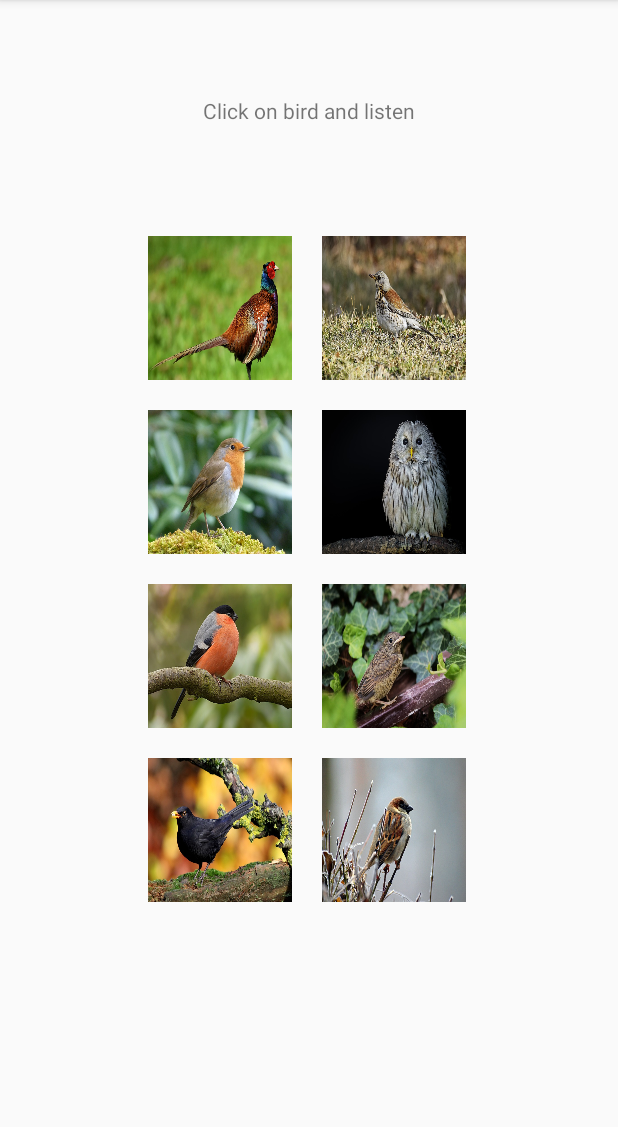
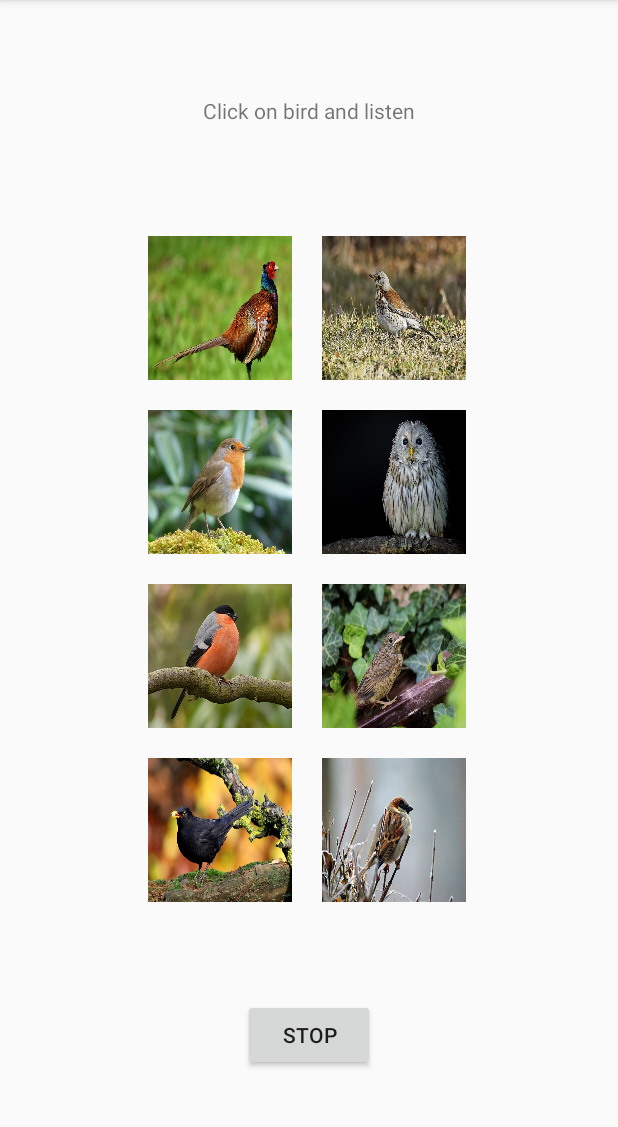
Before and after one commit to IStepien/BirdsVoices, an Android app: the screen it shows after launch (MainActivity), after a tap on an icon or button, on a phone screen of 412 x 824 dp, the part 84-1211 px from its top. Run offline under Robolectric (Android 15) with nearby library versions, the phone set to English and light mode, and no system bars.

Commit message:
Play method simplified

```diff
--- a/app/src/main/java/com/example/birdsvoices/MainActivity.java
+++ b/app/src/main/java/com/example/birdsvoices/MainActivity.java
@@ -6,8 +6,7 @@ import android.media.MediaPlayer;
 import android.os.Bundle;
 import android.util.Log;
 import android.view.View;
-import android.widget.GridLayout;
-import android.widget.ImageView;
+
 
 public class MainActivity extends AppCompatActivity {
 
@@ -18,49 +17,24 @@ public class MainActivity extends AppCompatActivity {
     protected void onCreate(Bundle savedInstanceState) {
         super.onCreate(savedInstanceState);
         setContentView(R.layout.activity_main);
-
     }
 
     public void play(View view) {
 
-        int bird = Integer.parseInt((String) view.getTag());
-        Log.i("info","bird tag: "+bird );
-
-        switch (bird){
-                case 0:
-                mediaPlayer = MediaPlayer.create(this, R.raw.bazant);
-                mediaPlayer.start();
-                break;
-            case 1:
-                mediaPlayer = MediaPlayer.create(this, R.raw.dzwoniec);
-                mediaPlayer.start();
-                break;
-            case 2:
-                mediaPlayer = MediaPlayer.create(this, R.raw.gil);
-                mediaPlayer.start();
-                break;
-            case 3:
-                mediaPlayer = MediaPlayer.create(this, R.raw.kos);
-                mediaPlayer.start();
-                break;
-            case 4:
-                mediaPlayer = MediaPlayer.create(this, R.raw.kwiczol);
-                mediaPlayer.start();
-                break;
-            case 5:
-                mediaPlayer = MediaPlayer.create(this, R.raw.puszczyk);
-                mediaPlayer.start();
-                break;
-            case 6:
-                mediaPlayer = MediaPlayer.create(this, R.raw.slowik_szary);
-                mediaPlayer.start();
-                break;
-            case 7:
-                mediaPlayer = MediaPlayer.create(this, R.raw.wrobel);
-                mediaPlayer.start();
-                break;
+        if (mediaPlayer!= null) {
+            mediaPlayer.release();
+            mediaPlayer= null;
         }
+        String birdTag = view.getTag().toString();
+        Log.i("info", "bird tag: " + birdTag);
+        mediaPlayer = MediaPlayer.create(this, getResources().getIdentifier(birdTag, "raw", getPackageName()));
+        mediaPlayer.start();
 
 
     }
+
+    public void stop(View view) {
+        mediaPlayer.stop();
+        Log.i("info", "stoped");
+    }
 }
--- a/app/src/main/res/layout/activity_main.xml
+++ b/app/src/main/res/layout/activity_main.xml
@@ -33,7 +33,7 @@
             android:onClick="play"
             android:scaleType="fitXY"
             android:src="@drawable/bazant"
-            android:tag="0"
+            android:tag="bazant"
             app:layout_column="0"
             app:layout_gravity="center"
             app:layout_row="0" />
@@ -46,7 +46,7 @@
             android:onClick="play"
             android:scaleType="fitXY"
             android:src="@drawable/dzwoniec"
-            android:tag="2"
+            android:tag="dzwoniec"
             app:layout_column="0"
             app:layout_gravity="center"
             app:layout_row="1" />
@@ -59,7 +59,7 @@
             android:onClick="play"
             android:scaleType="fitXY"
             android:src="@drawable/gil"
-            android:tag="4"
+            android:tag="gil"
             app:layout_column="0"
             app:layout_gravity="center"
             app:layout_row="2" />
@@ -72,7 +72,7 @@
             android:onClick="play"
             android:scaleType="fitXY"
             android:src="@drawable/kos"
-            android:tag="6"
+            android:tag="kos"
             app:layout_column="0"
             app:layout_gravity="center"
             app:layout_row="3" />
@@ -85,7 +85,7 @@
             android:onClick="play"
             android:scaleType="fitXY"
             android:src="@drawable/kwiczol"
-            android:tag="1"
+            android:tag="kwiczol"
             app:layout_column="1"
             app:layout_gravity="center"
             app:layout_row="0" />
@@ -98,7 +98,7 @@
             android:onClick="play"
             android:scaleType="fitXY"
             android:src="@drawable/puszczyk"
-            android:tag="3"
+            android:tag="puszczyk"
             app:layout_column="1"
             app:layout_gravity="center"
             app:layout_row="1" />
@@ -111,7 +111,7 @@
             android:onClick="play"
             android:scaleType="fitXY"
             android:src="@drawable/slowik_szary"
-            android:tag="5"
+            android:tag="slowik_szary"
             app:layout_column="1"
             app:layout_gravity="center"
             app:layout_row="2" />
@@ -124,7 +124,7 @@
             android:onClick="play"
             android:scaleType="fitXY"
             android:src="@drawable/wrobel"
-            android:tag="7"
+            android:tag="wrobel"
             app:layout_column="1"
             app:layout_gravity="center"
             app:layout_row="3" />
@@ -146,4 +146,21 @@
         app:layout_constraintEnd_toEndOf="parent"
         app:layout_constraintStart_toStartOf="parent"
         app:layout_constraintTop_toTopOf="parent" />
+
+    <Button
+        android:id="@+id/stopButton"
+        android:layout_width="wrap_content"
+        android:layout_height="wrap_content"
+        android:layout_marginStart="8dp"
+        android:layout_marginLeft="8dp"
+        android:layout_marginTop="8dp"
+        android:layout_marginEnd="8dp"
+        android:layout_marginRight="8dp"
+        android:layout_marginBottom="8dp"
+        android:onClick="stop"
+        android:text="@string/stopButton"
+        app:layout_constraintBottom_toBottomOf="parent"
+        app:layout_constraintEnd_toEndOf="parent"
+        app:layout_constraintStart_toStartOf="parent"
+        app:layout_constraintTop_toBottomOf="@+id/gridLayout" />
 </androidx.constraintlayout.widget.ConstraintLayout>
--- a/app/src/main/res/values/strings.xml
+++ b/app/src/main/res/values/strings.xml
@@ -1,4 +1,5 @@
 <resources>
     <string name="app_name">BirdsVoices</string>
     <string name="headingTextView">Click on bird and listen</string>
+    <string name="stopButton">STOP</string>
 </resources>
```
